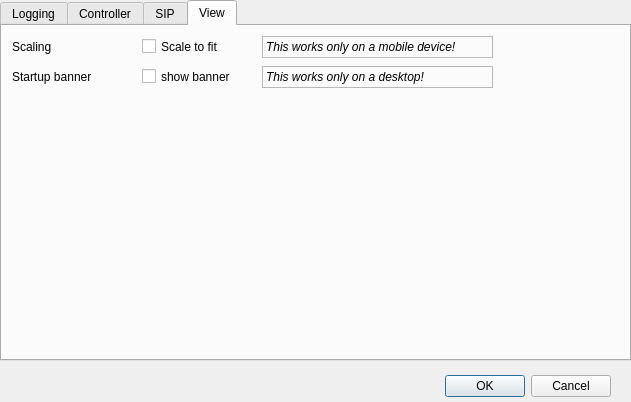
Before: the Qt Designer form tqtsettings.ui in TheLord45/tpanel, drawn with Qt 5.
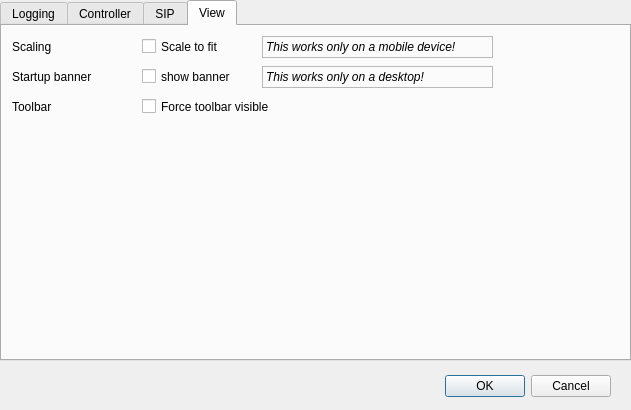
After: the same form once the commit is applied. The open tabs and pages were chosen to show the change. Icons and pictures are not drawn.

Commit message: Adds a busy indicator which is visible during a larger download. Adds a checkbox in the settings dialog to force the toolbox.

Diff of the .ui file:
```diff
--- a/tqtsettings.ui
+++ b/tqtsettings.ui
@@ -7,7 +7,7 @@
     <x>0</x>
     <y>0</y>
     <width>631</width>
-    <height>402</height>
+    <height>410</height>
    </rect>
   </property>
   <property name="sizePolicy">
@@ -43,6 +43,9 @@
    <property name="currentIndex">
     <number>1</number>
    </property>
+   <property name="elideMode">
+    <enum>Qt::ElideLeft</enum>
+   </property>
    <widget class="QWidget" name="tabLog">
     <attribute name="title">
      <string>Logging</string>
@@ -1246,6 +1249,44 @@
       <string>&lt;html&gt;&lt;head/&gt;&lt;body&gt;&lt;p&gt;&lt;span style=&quot; font-style:italic;&quot;&gt;This works only on a mobile device!&lt;/span&gt;&lt;/p&gt;&lt;/body&gt;&lt;/html&gt;</string>
      </property>
     </widget>
+    <widget class="QLabel" name="label_Toolbar">
+     <property name="geometry">
+      <rect>
+       <x>10</x>
+       <y>70</y>
+       <width>111</width>
+       <height>22</height>
+      </rect>
+     </property>
+     <property name="sizePolicy">
+      <sizepolicy hsizetype="Expanding" vsizetype="Expanding">
+       <horstretch>0</horstretch>
+       <verstretch>0</verstretch>
+      </sizepolicy>
+     </property>
+     <property name="minimumSize">
+      <size>
+       <width>111</width>
+       <height>22</height>
+      </size>
+     </property>
+     <property name="text">
+      <string>Toolbar</string>
+     </property>
+    </widget>
+    <widget class="QCheckBox" name="checkBox_Toolbar">
+     <property name="geometry">
+      <rect>
+       <x>140</x>
+       <y>70</y>
+       <width>141</width>
+       <height>21</height>
+      </rect>
+     </property>
+     <property name="text">
+      <string>Force toolbar visible</string>
+     </property>
+    </widget>
    </widget>
   </widget>
   <widget class="QDialogButtonBox" name="buttonBox">
```
Left out of the diff: 33 changed lines with no effect on the pictures. The commit also changes 21 other files.
